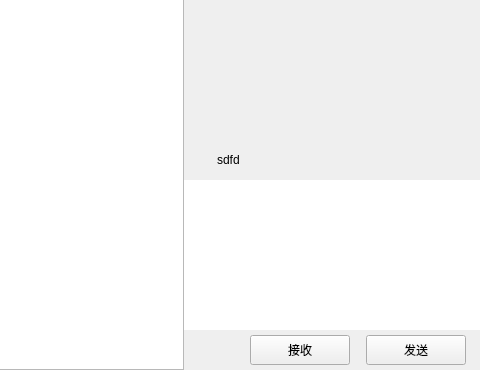
Qt form client/llfcchat/chatdialog.ui (xiegd/chat) before a commit; both pictures show x 122 to 602 and y 137 to 507 of the 602 by 507 pixel window.
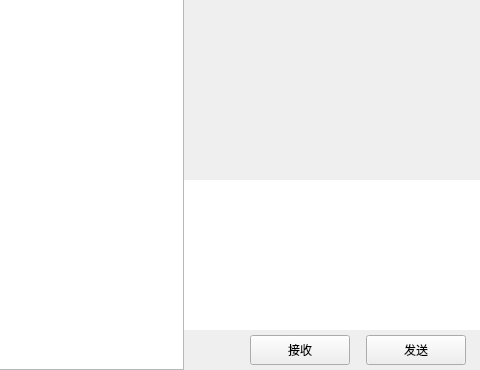
The same form after that commit. Custom widgets are drawn as their Qt base class.

The edit to the form file:
```diff
--- a/client/llfcchat/chatdialog.ui
+++ b/client/llfcchat/chatdialog.ui
@@ -269,6 +269,22 @@
          <property name="bottomMargin">
           <number>2</number>
          </property>
+         <item>
+          <spacer name="horizontalSpacer_7">
+           <property name="orientation">
+            <enum>Qt::Horizontal</enum>
+           </property>
+           <property name="sizeType">
+            <enum>QSizePolicy::Fixed</enum>
+           </property>
+           <property name="sizeHint" stdset="0">
+            <size>
+             <width>5</width>
+             <height>20</height>
+            </size>
+           </property>
+          </spacer>
+         </item>
          <item>
           <widget class="ClickedLabel" name="emo_lb">
            <property name="minimumSize">
@@ -289,7 +305,23 @@
           </widget>
          </item>
          <item>
-          <widget class="QLabel" name="file_lb">
+          <spacer name="horizontalSpacer_6">
+           <property name="orientation">
+            <enum>Qt::Horizontal</enum>
+           </property>
+           <property name="sizeType">
+            <enum>QSizePolicy::Fixed</enum>
+           </property>
+           <property name="sizeHint" stdset="0">
+            <size>
+             <width>5</width>
+             <height>20</height>
+            </size>
+           </property>
+          </spacer>
+         </item>
+         <item>
+          <widget class="ClickedLabel" name="file_lb">
            <property name="minimumSize">
             <size>
              <width>30</width>
@@ -303,7 +335,7 @@
             </size>
            </property>
            <property name="text">
-            <string>sdfd</string>
+            <string/>
            </property>
           </widget>
          </item>
```
